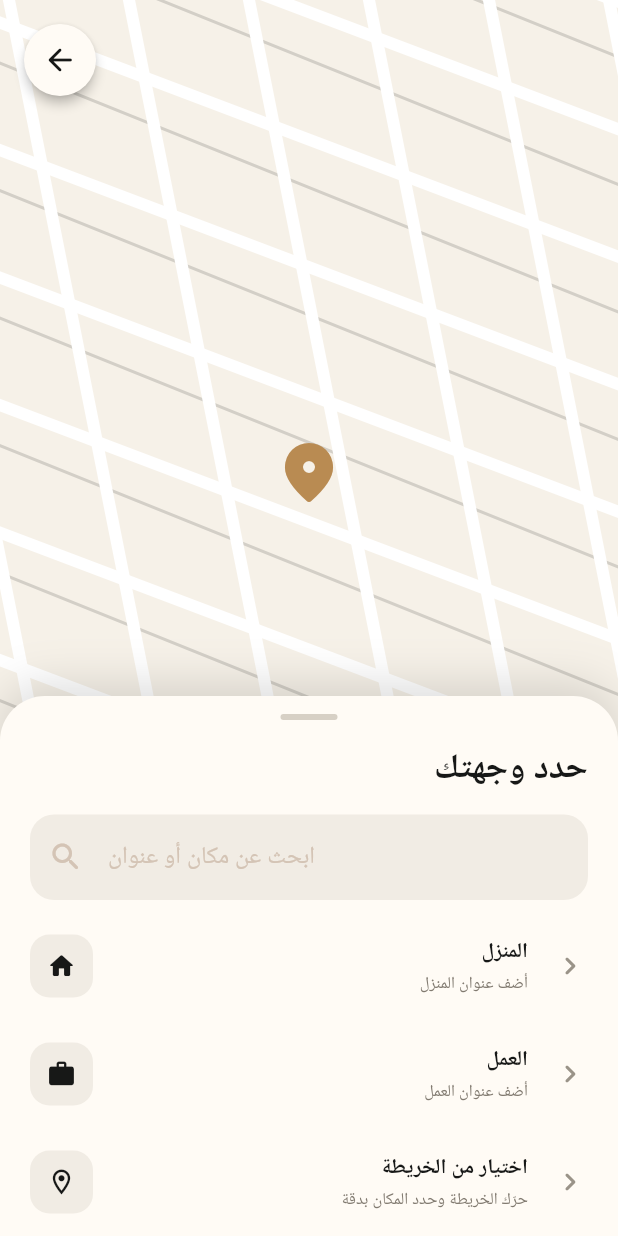
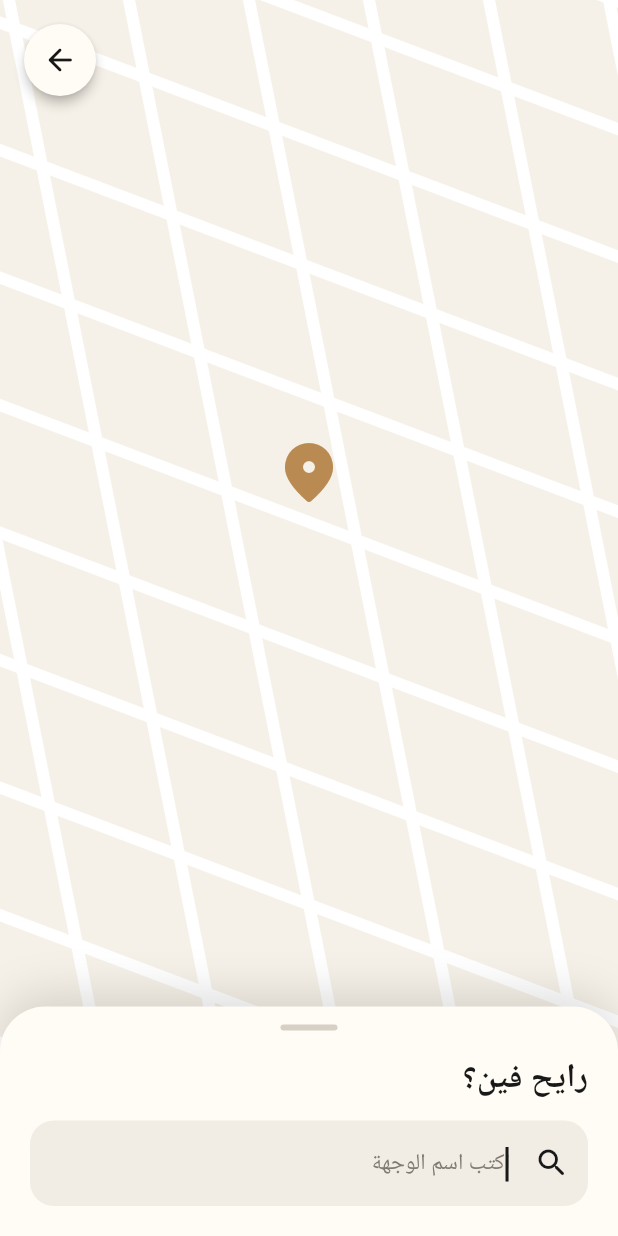
Before and after one commit to omargadelkareem/yalla-go, a Flutter app: the HomePage screen opened by its route, after a tap on "ابحث عن مكان أو اختر من الخريطة", on a phone screen of 412 x 824 dp. Run offline on Flutter 3.47's test engine with Material 3 defaults, Android fonts, the phone set to English and light mode, and no system bars; our stand-ins replace google_fonts; Roboto replaces fonts that are missing (Cairo); statements that could not run were skipped.

Commit message:
fix: redesign destination search results and input contrast

```diff
--- a/lib/features/location/presentation/pages/destination_page.dart
+++ b/lib/features/location/presentation/pages/destination_page.dart
@@ -1,6 +1,4 @@
 import 'package:flutter/material.dart';
-
-import '../../../../core/theme/app_colors.dart';
 
 class DestinationPage extends StatefulWidget {
   const DestinationPage({super.key});
@@ -12,6 +10,23 @@ class DestinationPage extends StatefulWidget {
 class _DestinationPageState extends State<DestinationPage> {
   final TextEditingController controller = TextEditingController();
 
+  final List<String> _demoPlaces = const [
+    'جامعة سوهاج الجديدة',
+    'جامعة سوهاج القديمة',
+    'ميدان الثقافة - سوهاج',
+    'ميدان العروبة - سوهاج',
+    'محطة قطار سوهاج',
+    'مستشفى سوهاج الجامعي',
+    'كورنيش النيل - سوهاج',
+    'شارع الجمهورية - سوهاج',
+  ];
+
+  List<String> get _results {
+    final query = controller.text.trim();
+    if (query.isEmpty) return const [];
+    return _demoPlaces.where((place) => place.contains(query)).toList();
+  }
+
   @override
   void dispose() {
     controller.dispose();
@@ -20,13 +35,13 @@ class _DestinationPageState extends State<DestinationPage> {
 
   @override
   Widget build(BuildContext context) {
+    final results = _results;
+
     return Scaffold(
       backgroundColor: const Color(0xFFF6F1E8),
       body: Stack(
         children: [
-          const Positioned.fill(
-            child: _DestinationMap(),
-          ),
+          const Positioned.fill(child: _DestinationMap()),
           SafeArea(
             child: Padding(
               padding: const EdgeInsets.all(16),
@@ -50,13 +65,13 @@ class _DestinationPageState extends State<DestinationPage> {
           Align(
             alignment: Alignment.bottomCenter,
             child: Container(
-              constraints: const BoxConstraints(maxHeight: 360),
-              padding: const EdgeInsets.fromLTRB(20, 12, 20, 24),
+              constraints: BoxConstraints(
+                maxHeight: controller.text.isEmpty ? 210 : 410,
+              ),
+              padding: const EdgeInsets.fromLTRB(20, 12, 20, 20),
               decoration: const BoxDecoration(
                 color: Color(0xFFFFFBF5),
-                borderRadius: BorderRadius.vertical(
-                  top: Radius.circular(30),
-                ),
+                borderRadius: BorderRadius.vertical(top: Radius.circular(30)),
                 boxShadow: [
                   BoxShadow(
                     color: Color(0x22000000),
@@ -69,10 +84,8 @@ class _DestinationPageState extends State<DestinationPage> {
                 top: false,
                 child: Column(
                   mainAxisSize: MainAxisSize.min,
-                  crossAxisAlignment: CrossAxisAlignment.stretch,
                   children: [
-                    Center(
-                      child: Container(
+                    Container(
                       width: 38,
                       height: 4,
                       decoration: BoxDecoration(
@@ -80,110 +93,124 @@ class _DestinationPageState extends State<DestinationPage> {
                         borderRadius: BorderRadius.circular(20),
                       ),
                     ),
-                    ),
                     const SizedBox(height: 16),
-                    const Text(
-                      'حدد وجهتك',
+                    const Align(
+                      alignment: Alignment.centerRight,
+                      child: Text(
+                        'رايح فين؟',
                         textDirection: TextDirection.rtl,
-                      textAlign: TextAlign.right,
                         style: TextStyle(
                           color: Color(0xFF171817),
-                        fontSize: 23,
+                          fontSize: 22,
                           fontWeight: FontWeight.w800,
                         ),
                       ),
-                    const SizedBox(height: 13),
+                    ),
+                    const SizedBox(height: 12),
                     TextField(
                       controller: controller,
+                      autofocus: true,
                       textDirection: TextDirection.rtl,
+                      textAlign: TextAlign.right,
+                      cursorColor: const Color(0xFF171817),
+                      style: const TextStyle(
+                        color: Color(0xFF171817),
+                        fontSize: 15,
+                        fontWeight: FontWeight.w600,
+                      ),
+                      onChanged: (_) => setState(() {}),
                       decoration: InputDecoration(
-                        hintText: 'ابحث عن مكان أو عنوان',
-                        prefixIcon: const Icon(Icons.search_rounded),
+                        hintText: 'اكتب اسم الوجهة',
+                        hintTextDirection: TextDirection.rtl,
+                        hintStyle: const TextStyle(
+                          color: Color(0xFF817A70),
+                          fontWeight: FontWeight.w500,
+                        ),
+                        suffixIcon: const Icon(
+                          Icons.search_rounded,
+                          color: Color(0xFF171817),
+                        ),
                         filled: true,
                         fillColor: const Color(0xFFF1ECE4),
+                        contentPadding: const EdgeInsets.symmetric(
+                          horizontal: 16,
+                          vertical: 17,
+                        ),
                         border: OutlineInputBorder(
                           borderRadius: BorderRadius.circular(16),
                           borderSide: BorderSide.none,
                         ),
                       ),
                     ),
-                    const SizedBox(height: 8),
-                    const _Place(
-                      icon: Icons.home_rounded,
-                      title: 'المنزل',
-                      subtitle: 'أضف عنوان المنزل',
+                    if (controller.text.isNotEmpty) ...[
+                      const SizedBox(height: 10),
+                      Flexible(
+                        child: results.isEmpty
+                            ? const Padding(
+                                padding: EdgeInsets.symmetric(vertical: 24),
+                                child: Text(
+                                  'لا توجد نتائج مطابقة',
+                                  textDirection: TextDirection.rtl,
+                                  style: TextStyle(
+                                    color: Color(0xFF817A70),
+                                    fontSize: 13,
                                   ),
-                    const _Place(
-                      icon: Icons.work_rounded,
-                      title: 'العمل',
-                      subtitle: 'أضف عنوان العمل',
                                 ),
-                    const _Place(
-                      icon: Icons.location_on_outlined,
-                      title: 'اختيار من الخريطة',
-                      subtitle: 'حرّك الخريطة وحدد المكان بدقة',
+                              )
+                            : ListView.separated(
+                                shrinkWrap: true,
+                                padding: EdgeInsets.zero,
+                                itemCount: results.length,
+                                separatorBuilder: (_, __) => const Divider(
+                                  height: 1,
+                                  color: Color(0xFFE7E0D6),
                                 ),
+                                itemBuilder: (context, index) {
+                                  final place = results[index];
+                                  return ListTile(
+                                    contentPadding: EdgeInsets.zero,
+                                    onTap: () {
+                                      controller.text = place;
+                                      controller.selection =
+                                          TextSelection.collapsed(
+                                        offset: controller.text.length,
+                                      );
+                                      setState(() {});
+                                    },
+                                    leading: Container(
+                                      width: 40,
+                                      height: 40,
+                                      decoration: BoxDecoration(
+                                        color: const Color(0xFFF1ECE4),
+                                        borderRadius: BorderRadius.circular(12),
+                                      ),
+                                      child: const Icon(
+                                        Icons.location_on_outlined,
+                                        color: Color(0xFFB98B52),
+                                        size: 20,
+                                      ),
+                                    ),
+                                    title: Text(
+                                      place,
+                                      textDirection: TextDirection.rtl,
+                                      textAlign: TextAlign.right,
+                                      style: const TextStyle(
+                                        color: Color(0xFF171817),
+                                        fontSize: 14,
+                                        fontWeight: FontWeight.w700,
+                                      ),
+                                    ),
+                                  );
+                                },
+                              ),
+                      ),
+                    ],
                   ],
                 ),
               ),
             ),
           ),
         ],
-      ),
-    );
-  }
-}
-
-class _Place extends StatelessWidget {
-  const _Place({
-    required this.icon,
-    required this.title,
-    required this.subtitle,
-  });
-
-  final IconData icon;
-  final String title;
-  final String subtitle;
-
-  @override
-  Widget build(BuildContext context) {
-    return ListTile(
-      contentPadding: EdgeInsets.zero,
-      leading: Container(
-        width: 42,
-        height: 42,
-        decoration: BoxDecoration(
-          color: const Color(0xFFF1ECE4),
-          borderRadius: BorderRadius.circular(13),
-        ),
-        child: Icon(
-          icon,
-          color: const Color(0xFF171817),
-          size: 20,
-        ),
-      ),
-      title: Text(
-        title,
-        textDirection: TextDirection.rtl,
-        textAlign: TextAlign.right,
-        style: const TextStyle(
-          color: Color(0xFF171817),
-          fontWeight: FontWeight.w700,
-          fontSize: 14,
-        ),
-      ),
-      subtitle: Text(
-        subtitle,
-        textDirection: TextDirection.rtl,
-        textAlign: TextAlign.right,
-        style: const TextStyle(
-          color: Color(0xFF817A70),
-          fontSize: 11,
-        ),
-      ),
-      trailing: const Icon(
-        Icons.chevron_right_rounded,
-        color: Color(0xFF9A9388),
       ),
     );
   }
@@ -201,7 +228,7 @@ class _DestinationMap extends StatelessWidget {
           alignment: Alignment(0, -0.25),
           child: Icon(
             Icons.location_on_rounded,
-            color: AppColors.bronze,
+            color: Color(0xFFB98B52),
             size: 48,
           ),
         ),
@@ -214,44 +241,30 @@ class _MapPainter extends CustomPainter {
   @override
   void paint(Canvas canvas, Size size) {
     canvas.drawColor(const Color(0xFFEAE7E0));
-
-    final majorRoad = Paint()
+    final road = Paint()
       ..color = Colors.white
       ..strokeWidth = 8
       ..strokeCap = StrokeCap.round;
 
-    final minorRoad = Paint()
-      ..color = const Color(0xFFD3CFC7)
-      ..strokeWidth = 2
-      ..strokeCap = StrokeCap.round;
-
     for (var i = -3; i < 10; i++) {
       final y = i * 85.0;
-
       canvas.drawLine(
         Offset(-40, y),
         Offset(size.width + 50, y + 190),
-        majorRoad,
-      );
-
-      canvas.drawLine(
-        Offset(-20, y + 34),
-        Offset(size.width + 40, y + 224),
-        minorRoad,
+        road,
       );
     }
 
     for (var i = -1; i < 8; i++) {
       final x = i * 80.0;
-
       canvas.drawLine(
         Offset(x, -30),
         Offset(x + 170, size.height),
-        majorRoad,
+        road,
       );
     }
   }
 
   @override
-  bool shouldRepaint(covariant CustomPainter oldDelegate) => false;
+  bool shouldRepaint(CustomPainter oldDelegate) => false;
 }
```
Lines whose indentation alone changed are shown as unchanged.
